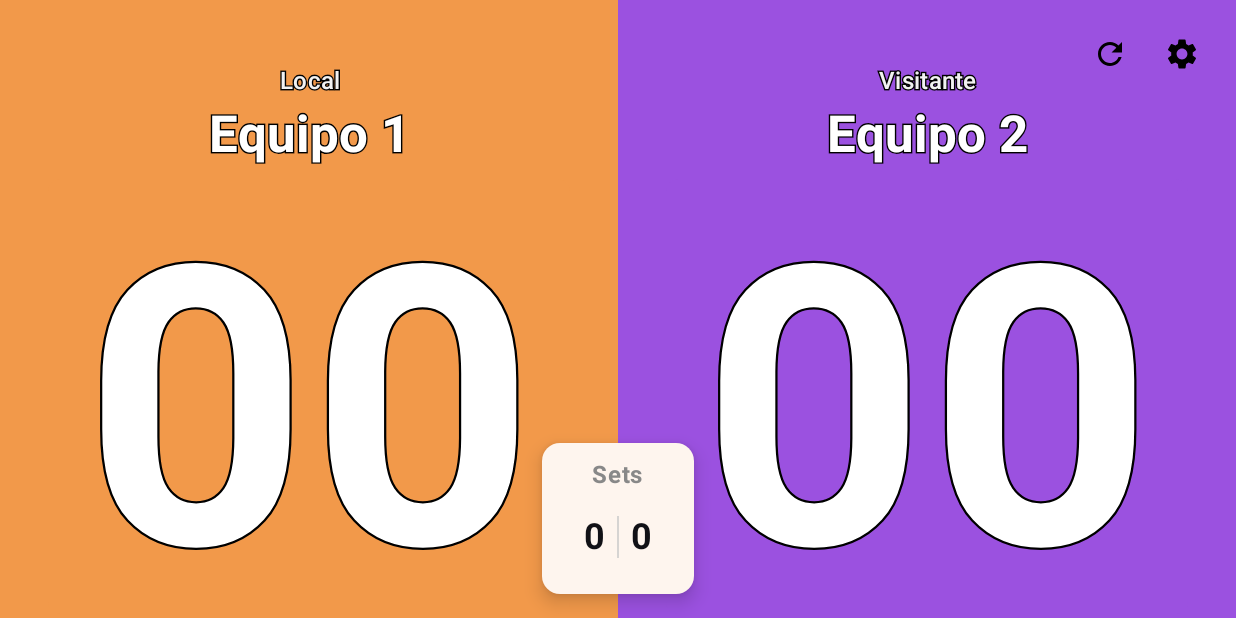
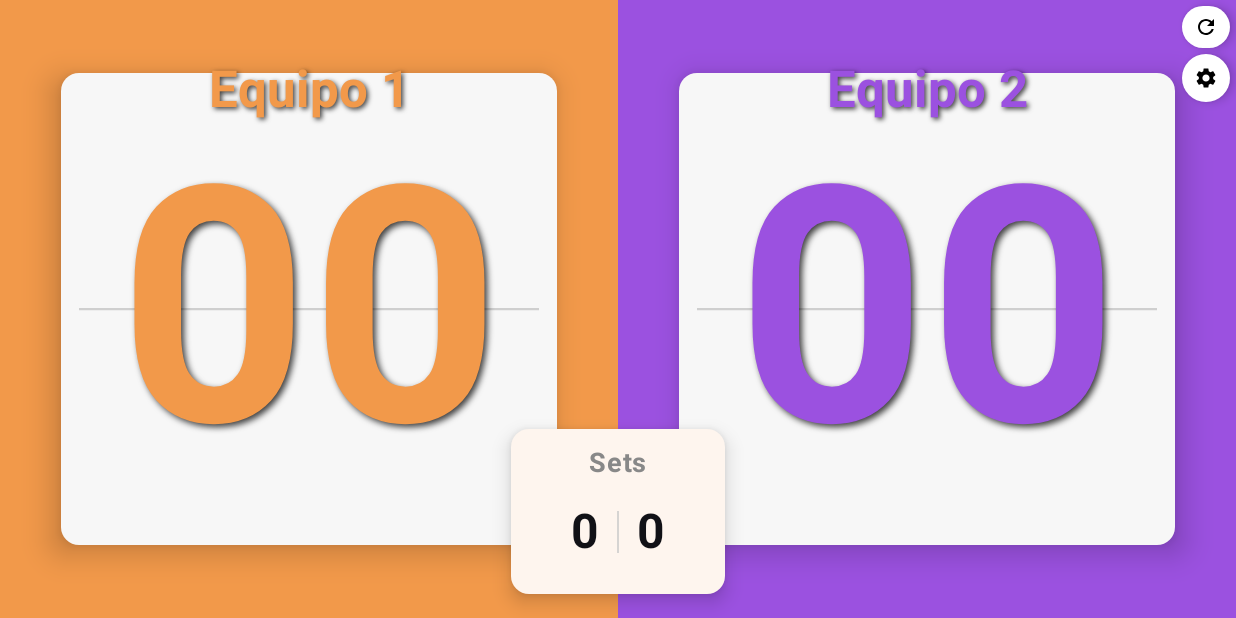
Before and after one commit to j-plou/balonvolea-scoreboard, an Android app built with Jetpack Compose: the screen it shows after launch (MainActivity), on a phone screen of 824 x 412 dp (held sideways). Run offline under Robolectric (Android 15) with nearby library versions, the phone set to English and light mode, and no system bars.

Commit message:
Update points increase and decrease effect

```diff
--- a/app/src/main/java/com/volley/scoreboard/MainActivity.kt
+++ b/app/src/main/java/com/volley/scoreboard/MainActivity.kt
@@ -15,6 +15,8 @@ import androidx.compose.animation.core.tween
 import androidx.compose.animation.fadeIn
 import androidx.compose.animation.fadeOut
 import androidx.compose.animation.togetherWith
+import androidx.compose.animation.slideInVertically
+import androidx.compose.animation.slideOutVertically
 import androidx.compose.foundation.background
 import androidx.compose.foundation.border
 import androidx.compose.foundation.clickable
@@ -44,6 +46,7 @@ import androidx.compose.material.icons.filled.Settings
 import androidx.compose.material3.AlertDialog
 import androidx.compose.material3.Button
 import androidx.compose.material3.ButtonDefaults
+import androidx.compose.material3.HorizontalDivider
 import androidx.compose.material3.Icon
 import androidx.compose.material3.IconButton
 import androidx.compose.material3.MaterialTheme
@@ -61,10 +64,10 @@ import androidx.compose.ui.Alignment
 import androidx.compose.ui.Modifier
 import androidx.compose.ui.draw.clip
 import androidx.compose.ui.draw.scale
+import androidx.compose.ui.geometry.Offset
 import androidx.compose.ui.graphics.Color
-import androidx.compose.ui.graphics.drawscope.Stroke
-import androidx.compose.ui.platform.LocalDensity
-import androidx.compose.ui.text.TextStyle
+import androidx.compose.ui.graphics.Shadow
+
 import androidx.compose.ui.text.font.FontWeight
 import androidx.compose.ui.text.style.TextOverflow
 import androidx.compose.ui.text.style.TextAlign
@@ -162,9 +165,7 @@ fun ScoreboardScreen(
     Box(modifier = Modifier.fillMaxSize()) {
         Row(modifier = Modifier.fillMaxSize()) {
             TeamHalf(
-                title = "Local",
                 team = state.local,
-                setPoint = localSetPoint,
                 matchPoint = localMatchPoint,
                 matchFinished = matchFinished,
                 onEditTeam = { onOpenTeamEditor(true) },
@@ -173,9 +174,7 @@ fun ScoreboardScreen(
                 modifier = Modifier.weight(1f)
             )
             TeamHalf(
-                title = "Visitante",
                 team = state.visitor,
-                setPoint = visitorSetPoint,
                 matchPoint = visitorMatchPoint,
                 matchFinished = matchFinished,
                 onEditTeam = { onOpenTeamEditor(false) },
@@ -199,9 +198,8 @@ fun ScoreboardScreen(
             onResetAll = onResetAll,
             onOpenSettings = { onToggleSettings(true) },
             modifier = Modifier
-                .fillMaxWidth()
-                .padding(12.dp)
                 .align(Alignment.TopEnd)
+                .padding(top = 4.dp, end = 4.dp)
         )
     }
 
@@ -243,25 +241,55 @@ fun TopActions(
     onOpenSettings: () -> Unit,
     modifier: Modifier = Modifier
 ) {
-    Row(
+    Column(
         modifier = modifier,
-        horizontalArrangement = Arrangement.End,
-        verticalAlignment = Alignment.CenterVertically
+        horizontalAlignment = Alignment.End,
+        verticalArrangement = Arrangement.Top
     ) {
-        IconButton(onClick = onResetAll) {
-            Icon(Icons.Default.Refresh, contentDescription = "Reset general")
+        Surface(
+            shape = CircleShape,
+            color = Color.White,
+            shadowElevation = 4.dp,
+            modifier = Modifier
+                .size(32.dp)
+                .padding(bottom = 4.dp)
+        ) {
+            IconButton(
+                onClick = onResetAll,
+                modifier = Modifier.size(32.dp)
+            ) {
+                Icon(
+                    Icons.Default.Refresh,
+                    contentDescription = "Reset general",
+                    tint = Color.Black,
+                    modifier = Modifier.size(16.dp)
+                )
+            }
         }
-        IconButton(onClick = onOpenSettings) {
-            Icon(Icons.Default.Settings, contentDescription = "Configuración")
+        Surface(
+            shape = CircleShape,
+            color = Color.White,
+            shadowElevation = 4.dp,
+            modifier = Modifier.size(32.dp)
+        ) {
+            IconButton(
+                onClick = onOpenSettings,
+                modifier = Modifier.size(32.dp)
+            ) {
+                Icon(
+                    Icons.Default.Settings,
+                    contentDescription = "Configuración",
+                    tint = Color.Black,
+                    modifier = Modifier.size(16.dp)
+                )
+            }
         }
     }
 }
 
 @Composable
 fun TeamHalf(
-    title: String,
     team: TeamState,
-    setPoint: Boolean,
     matchPoint: Boolean,
     matchFinished: Boolean,
     onEditTeam: () -> Unit,
@@ -298,59 +326,51 @@ fun TeamHalf(
             .padding(16.dp)
     ) {
         Column(
+            horizontalAlignment = Alignment.CenterHorizontally,
+            modifier = Modifier
+                .align(Alignment.TopCenter)
+                .fillMaxWidth()
+                .padding(top = 24.dp, bottom = 16.dp)
+                .zIndex(1f)
+                .clickable(
+                    interactionSource = remember { MutableInteractionSource() },
+                    indication = null,
+                    onClick = onEditTeam
+                )
+        ) {
+            Text(
+                text = team.name,
+                style = MaterialTheme.typography.headlineMedium.copy(
+                    fontWeight = FontWeight.Bold,
+                    fontSize = 34.sp,
+                    shadow = Shadow(
+                        color = Color.Black.copy(alpha = 0.75f),
+                        offset = Offset(2f, 2f),
+                        blurRadius = 4f
+                    )
+                ),
+                color = team.color,
+                maxLines = 2,
+                overflow = TextOverflow.Ellipsis,
+                textAlign = TextAlign.Center
+            )
+        }
+
+        Column(
             modifier = Modifier
                 .fillMaxSize()
                 .padding(horizontal = 16.dp),
             verticalArrangement = Arrangement.Center,
             horizontalAlignment = Alignment.CenterHorizontally
         ) {
-            Box(
-                modifier = Modifier
-                    .fillMaxWidth()
-                    .zIndex(1f),
-                contentAlignment = Alignment.TopCenter
-            ) {
-                Column(
-                    horizontalAlignment = Alignment.CenterHorizontally,
-                    modifier = Modifier
-                        .padding(top = 24.dp, bottom = 20.dp)
-                        .clickable(
-                            interactionSource = remember { MutableInteractionSource() },
-                            indication = null,
-                            onClick = onEditTeam
-                        )
-                ) {
-                    OutlinedText(
-                        text = title,
-                        style = MaterialTheme.typography.titleMedium,
-                        color = ColorWhite.copy(alpha = 0.95f),
-                        strokeColor = Color.Black,
-                        strokeWidthDp = 2f,
-                        maxLines = 1,
-                        textAlign = TextAlign.Center
-                    )
-                    OutlinedText(
-                        text = team.name,
-                        style = MaterialTheme.typography.headlineMedium.copy(
-                            fontWeight = FontWeight.Bold,
-                            fontSize = 34.sp
-                        ),
-                        color = ColorWhite,
-                        strokeColor = Color.Black,
-                        strokeWidthDp = 2f,
-                        maxLines = 2,
-                        overflow = TextOverflow.Ellipsis,
-                        textAlign = TextAlign.Center
-                    )
-                }
-            }
+            Spacer(modifier = Modifier.weight(1f))
             FlipCounter(
                 value = team.points,
                 background = team.color,
-                setPoint = setPoint,
                 matchPoint = matchPoint,
-                modifier = Modifier.zIndex(0f)
+                modifier = Modifier
             )
+            Spacer(modifier = Modifier.weight(1f))
         }
     }
 }
@@ -359,46 +379,53 @@ fun TeamHalf(
 fun FlipCounter(
     value: Int,
     background: Color,
-    setPoint: Boolean,
     matchPoint: Boolean,
     modifier: Modifier = Modifier
 ) {
+    val cardColor = Color(0xFFF7F7F7)
     Surface(
-        color = background,
-        contentColor = ColorWhite,
-        shape = RoundedCornerShape(8.dp),
-        tonalElevation = 0.dp,
-        shadowElevation = 0.dp,
+        color = cardColor,
+        contentColor = Color.Black,
+        shape = RoundedCornerShape(12.dp),
+        tonalElevation = 10.dp,
+        shadowElevation = 12.dp,
         modifier = modifier
-            .fillMaxWidth()
-            .aspectRatio(1.2f)
+            .fillMaxWidth(fraction = 0.95f)
+            .aspectRatio(1.05f)
     ) {
         Box(contentAlignment = Alignment.Center) {
+            HorizontalDivider(
+                color = Color.Black.copy(alpha = 0.16f),
+                thickness = 1.5.dp,
+                modifier = Modifier
+                    .padding(horizontal = 12.dp)
+                    .align(Alignment.Center)
+            )
             AnimatedContent(
                 targetState = value,
                 transitionSpec = {
-                    fadeIn(animationSpec = tween(120)) togetherWith
-                            fadeOut(animationSpec = tween(120))
+                    val direction = if (targetState > initialState) -1 else 1
+                    (slideInVertically(animationSpec = tween(180)) { fullHeight -> fullHeight / 2 * direction } + fadeIn(animationSpec = tween(180))) togetherWith
+                            (slideOutVertically(animationSpec = tween(180)) { fullHeight -> -fullHeight / 2 * direction } + fadeOut(animationSpec = tween(180)))
                 },
                 label = "counter"
             ) { target ->
-                val textColor = when {
-                    matchPoint -> Color(0xFFFFEBEE)
-                    setPoint -> ColorWhite
-                    else -> ColorWhite
-                }
+                val textColor = background
                 val animatedScale by animateHeartbeat(matchPoint)
-                OutlinedText(
+                Text(
                     text = target.toString().padStart(2, '0'),
                     modifier = Modifier.scale(animatedScale),
                     style = MaterialTheme.typography.displayLarge.copy(
                         fontWeight = FontWeight.Bold,
-                        fontSize = 260.sp,
-                        letterSpacing = 2.sp
+                        fontSize = 220.sp,
+                        letterSpacing = 1.5.sp,
+                        shadow = Shadow(
+                            color = Color.Black.copy(alpha = 0.75f),
+                            offset = Offset(3f, 3f),
+                            blurRadius = 5f
+                        )
                     ),
                     color = textColor,
-                    strokeColor = Color.Black,
-                    strokeWidthDp = 3f,
                     textAlign = TextAlign.Center
                 )
             }
@@ -440,14 +467,14 @@ fun SetsBar(
     ) {
         Column(
             modifier = Modifier
-                .padding(horizontal = 20.dp, vertical = 12.dp)
+                .padding(horizontal = 28.dp, vertical = 12.dp)
                 .wrapContentWidth(),
             horizontalAlignment = Alignment.CenterHorizontally,
             verticalArrangement = Arrangement.Center
         ) {
             Text(
                 text = "Sets",
-                style = MaterialTheme.typography.labelMedium.copy(fontSize = 16.sp, fontWeight = FontWeight.Bold),
+                style = MaterialTheme.typography.labelMedium.copy(fontSize = 18.sp, fontWeight = FontWeight.Bold),
                 color = Color.Gray
             )
             Spacer(modifier = Modifier.height(6.dp))
@@ -460,7 +487,7 @@ fun SetsBar(
                     text = localSets.toString(),
                     style = MaterialTheme.typography.headlineSmall.copy(
                         fontWeight = FontWeight.Bold,
-                        fontSize = 24.sp
+                        fontSize = 32.sp
                     ),
                     modifier = Modifier
                         .padding(vertical = 10.dp)
@@ -469,7 +496,7 @@ fun SetsBar(
                             indication = null,
                             onClick = onTapLocal
                         )
-                        .padding(horizontal = 8.dp)
+                        .padding(horizontal = 12.dp)
                 )
                 Box(
                     modifier = Modifier
@@ -481,7 +508,7 @@ fun SetsBar(
                     text = visitorSets.toString(),
                     style = MaterialTheme.typography.headlineSmall.copy(
                         fontWeight = FontWeight.Bold,
-                        fontSize = 24.sp
+                        fontSize = 32.sp
                     ),
                     modifier = Modifier
                         .padding(vertical = 10.dp)
@@ -490,7 +517,7 @@ fun SetsBar(
                             indication = null,
                             onClick = onTapVisitor
                         )
-                        .padding(horizontal = 8.dp)
+                        .padding(horizontal = 12.dp)
                 )
             }
         }
@@ -507,8 +534,8 @@ fun TeamEditDialog(
     val basePalette = listOf(
         OrangePrimary,
         PurplePrimary,
-        Color(0xFFFFFFFF), // white
-        Color(0xFF000000), // black
+        Color(0xFFE8E8E8), // light gray (softer white)
+        Color(0xFF2B2B2B), // dark gray (softer black)
         Color(0xFF9CA3AF), // gray
         Color(0xFFEF4444), // red
         Color(0xFFEC4899), // pink
@@ -534,7 +561,7 @@ fun TeamEditDialog(
             Column(verticalArrangement = Arrangement.spacedBy(12.dp)) {
                 OutlinedTextField(
                     value = name,
-                    onValueChange = { name = it },
+                    onValueChange = { if (it.length <= 15) name = it },
                     label = { Text("Nombre") },
                     singleLine = true
                 )
@@ -678,40 +705,6 @@ fun SetSelectionDialog(
             TextButton(onClick = onDismiss) { Text("Cerrar") }
         }
     )
-}
-
-@Composable
-fun OutlinedText(
-    text: String,
-    style: TextStyle,
-    color: Color,
-    modifier: Modifier = Modifier,
-    strokeColor: Color = Color.Black,
-    strokeWidthDp: Float = 2f,
-    maxLines: Int = Int.MAX_VALUE,
-    overflow: TextOverflow = TextOverflow.Clip,
-    textAlign: TextAlign? = null
-) {
-    val strokeWidthPx = with(LocalDensity.current) { strokeWidthDp.dp.toPx() }
-    Box(modifier = modifier.padding(vertical = 2.dp)) {
-        Text(
-            text = text,
-            style = style.copy(
-                color = strokeColor,
-                drawStyle = Stroke(width = strokeWidthPx)
-            ),
-            maxLines = maxLines,
-            overflow = overflow,
-            textAlign = textAlign
-        )
-        Text(
-            text = text,
-            style = style.copy(color = color),
-            maxLines = maxLines,
-            overflow = overflow,
-            textAlign = textAlign
-        )
-    }
 }
 
 data class TeamState(
```
Also changed, not shown: 1 other file.
